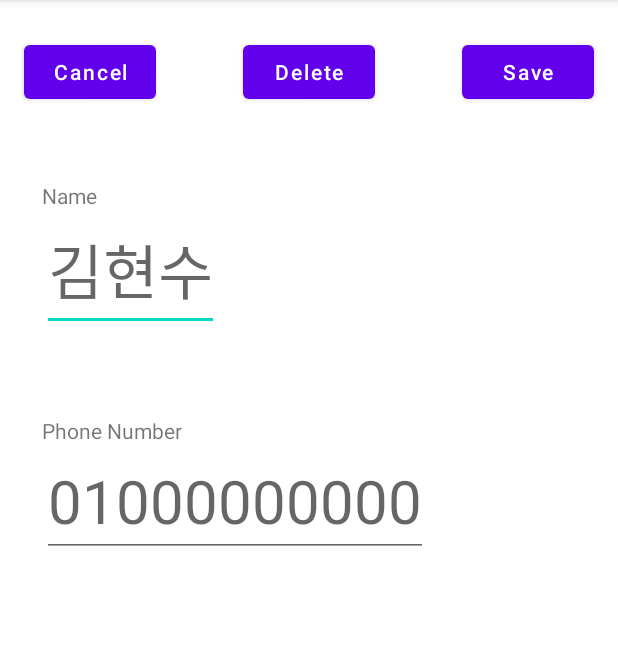
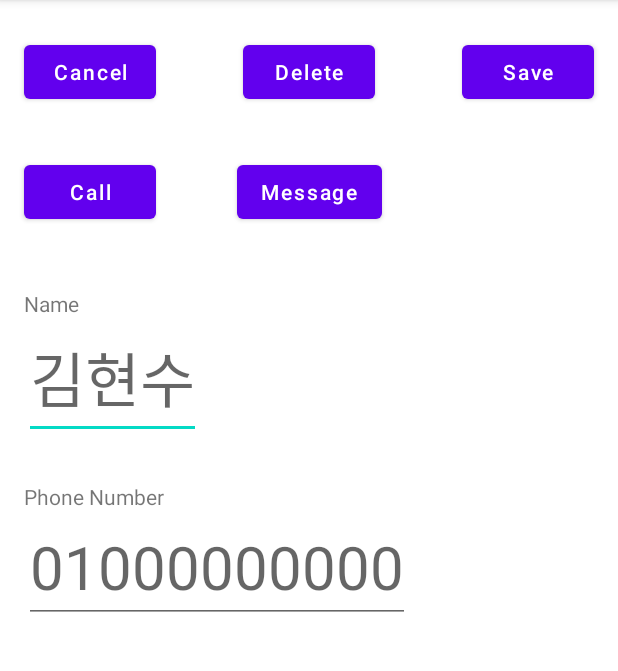
Before and after one commit to 2023-MadCamp-HJ/morning-buddy, an Android app: the Tab1EditActivity screen opened directly, with no data from a screen before it, on a phone screen of 412 x 824 dp, the part 84-755 px from its top. Run offline under Robolectric (Android 15) with nearby library versions, the phone set to English and light mode, and no system bars; 2 statements that could not run were skipped.

Commit message:
Feat(tab1): 전화 거는 기능, 메세지 보내는 기능 추가

```diff
--- a/app/src/main/java/com/example/madcampproj1/tab1/tab1Fragment.kt
+++ b/app/src/main/java/com/example/madcampproj1/tab1/tab1Fragment.kt
@@ -76,7 +76,7 @@ class tab1Fragment : Fragment() {
 
         cursor?.close()
         println(contactsList.toString())
-
+        contactsList.sortBy { contact -> contact.name }
 //            val adapter = ArrayAdapter(requireContext(), android.R.layout.simple_list_item_1, contactsList)
 //            listView.adapter = adapter
     }
--- a/app/src/main/res/layout/activity_tab1_edit.xml
+++ b/app/src/main/res/layout/activity_tab1_edit.xml
@@ -21,6 +21,19 @@
         app:layout_constraintTop_toTopOf="parent" />
 
     <Button
+        android:id="@+id/call_button"
+        android:layout_width="wrap_content"
+        android:layout_height="wrap_content"
+        android:layout_marginTop="104dp"
+        android:text="Call"
+
+        android:textAllCaps="false"
+
+
+        app:layout_constraintStart_toStartOf="@+id/cancel_button"
+        app:layout_constraintTop_toTopOf="parent" />
+
+    <Button
         android:id="@+id/delete_button"
         android:layout_width="wrap_content"
         android:layout_height="wrap_content"
@@ -33,12 +46,26 @@
         app:layout_constraintStart_toStartOf="parent"
         app:layout_constraintTop_toTopOf="parent" />
 
+    <Button
+        android:id="@+id/message_button"
+        android:layout_width="wrap_content"
+        android:layout_height="wrap_content"
+        android:layout_marginTop="104dp"
+        android:text="Message"
+
+        android:textAllCaps="false"
+        app:layout_constraintEnd_toEndOf="parent"
+
+
+        app:layout_constraintStart_toStartOf="parent"
+        app:layout_constraintTop_toTopOf="parent" />
+
     <EditText
         android:id="@+id/new_name"
         android:layout_width="wrap_content"
         android:layout_height="wrap_content"
-        android:layout_marginStart="28dp"
-        android:layout_marginTop="140dp"
+        android:layout_marginStart="16dp"
+        android:layout_marginTop="212dp"
         android:hint="김현수"
         android:inputType="text"
 
@@ -50,13 +77,12 @@
         android:id="@+id/new_phone_number"
         android:layout_width="wrap_content"
         android:layout_height="wrap_content"
-        android:layout_marginStart="28dp"
-        android:layout_marginTop="76dp"
+        android:layout_marginTop="48dp"
         android:hint="01000000000"
         android:inputType="phone"
 
         android:textSize="40sp"
-        app:layout_constraintStart_toStartOf="parent"
+        app:layout_constraintStart_toStartOf="@+id/new_name"
         app:layout_constraintTop_toBottomOf="@+id/new_name" />
 
     <Button
```
Also changed, not shown: app/src/main/java/com/example/madcampproj1/tab1/Tab1EditActivity.kt (+22 -0 lines).
